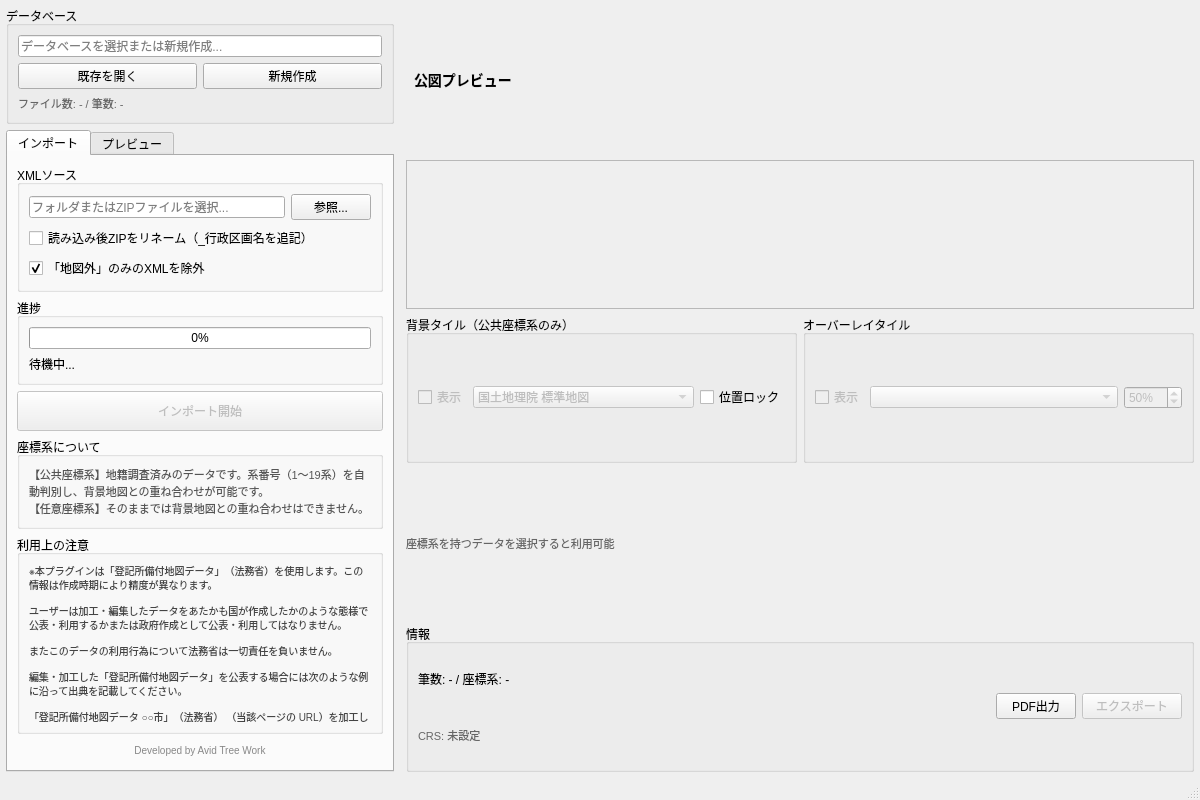
Old version of the form kozu_main_window.ui in the repository raw-slnc/kozu_xml_integrator.
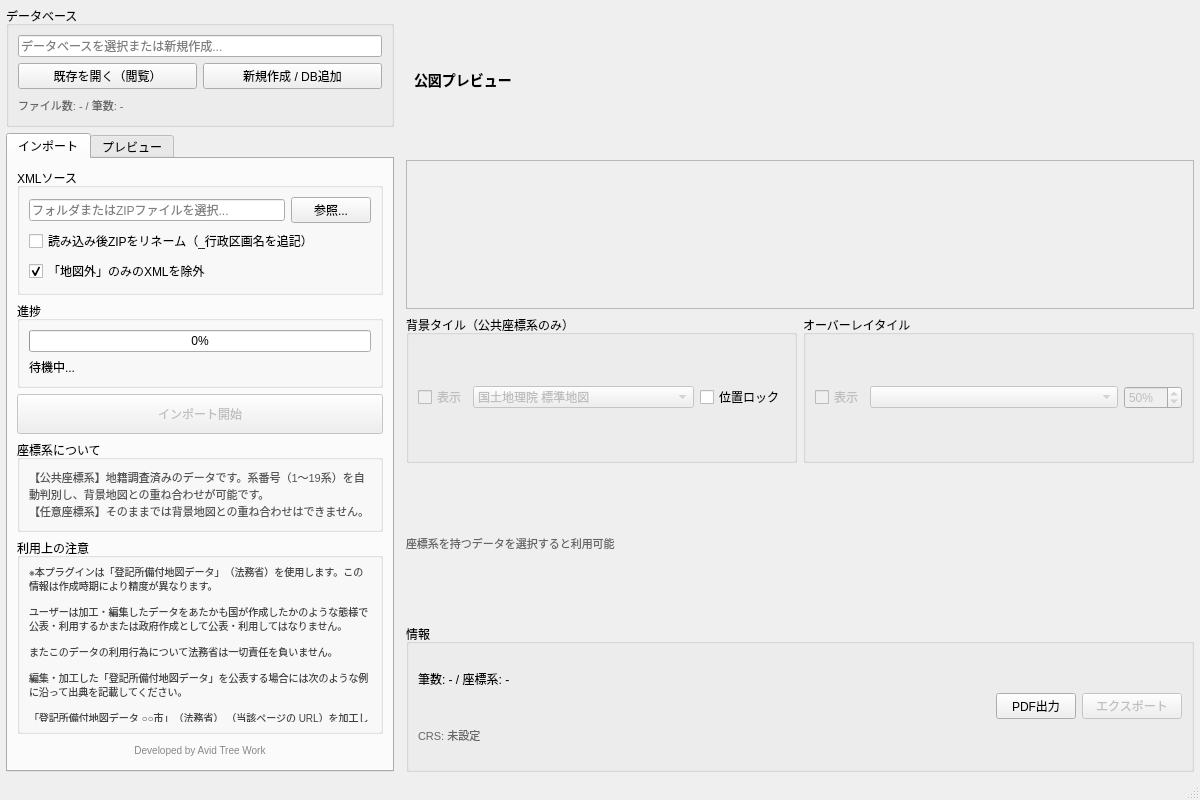
New version of the form.

Commit message:
v1.0.1: harden ZIP import security; municipality lookup; edit-mode UI
- core/safe_zip.py (new): safe_extract_zip() guards against path
  traversal and decompression-bomb resource exhaustion; used in
  core/importer.py for both outer and nested ZIPs (UnsafeZipError on
  failure) and in ui/import_panel.py
- improve post-import municipality-name lookup
- kozu_main_window: add an edit-mode indicator and a cancel option when
  adding to an existing database

Synced from plugins_dev.

The edit to the form file:
```diff
--- a/kozu_main_window.ui
+++ b/kozu_main_window.ui
@@ -89,19 +89,21 @@
             <item>
              <widget class="QPushButton" name="btnOpenDb">
               <property name="text">
-               <string>既存を開く</string>
+               <string>既存を開く（閲覧）</string>
               </property>
              </widget>
             </item>
             <item>
              <widget class="QPushButton" name="btnNewDb">
               <property name="text">
-               <string>新規作成</string>
+               <string>新規作成 / DB追加</string>
               </property>
              </widget>
             </item>
            </layout>
           </item>
+          <item>
+           <layout class="QHBoxLayout" name="globalDbInfoLayout">
           <item>
            <widget class="QLabel" name="lblDbInfo">
             <property name="text">
@@ -111,6 +113,31 @@
              <string>color: #666666; font-size: 11px;</string>
             </property>
            </widget>
+            </item>
+            <item>
+             <widget class="QLabel" name="lblDbMode">
+              <property name="text">
+               <string></string>
+              </property>
+              <property name="styleSheet">
+               <string>font-size: 11px; font-weight: bold;</string>
+              </property>
+             </widget>
+            </item>
+            <item>
+             <spacer name="globalDbInfoSpacer">
+              <property name="orientation">
+               <enum>Qt::Horizontal</enum>
+              </property>
+              <property name="sizeHint" stdset="0">
+               <size>
+                <width>40</width>
+                <height>20</height>
+               </size>
+              </property>
+             </spacer>
+            </item>
+           </layout>
           </item>
          </layout>
         </widget>
```
Lines whose indentation alone changed are shown as unchanged. The commit also changes 6 other files.
